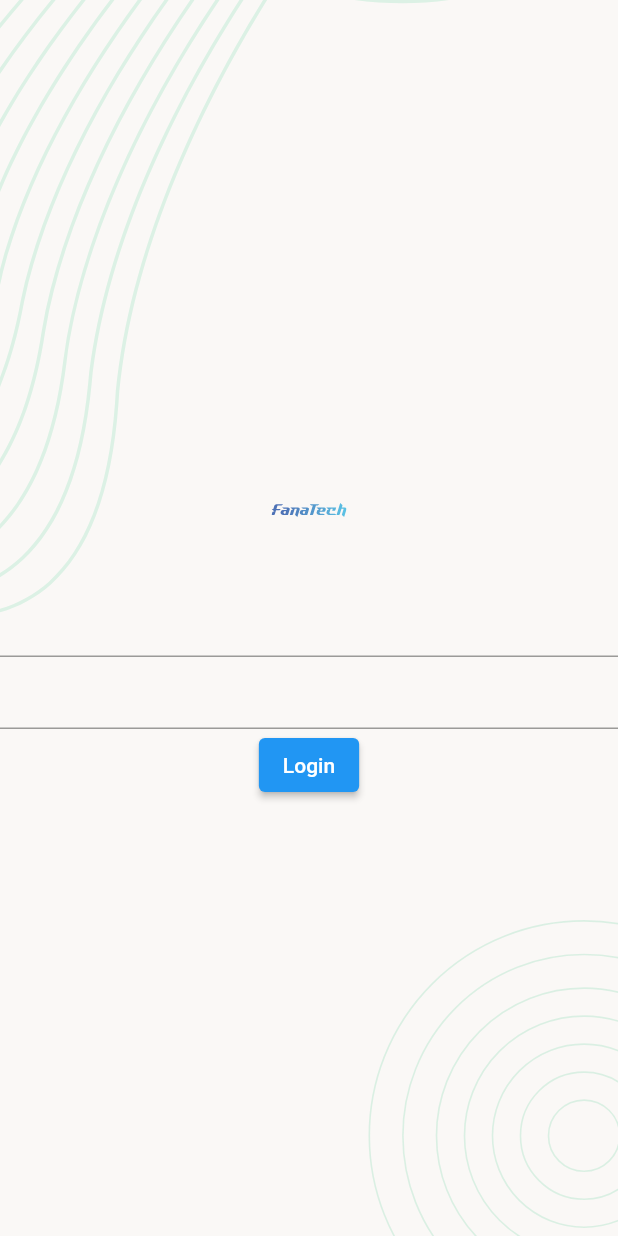
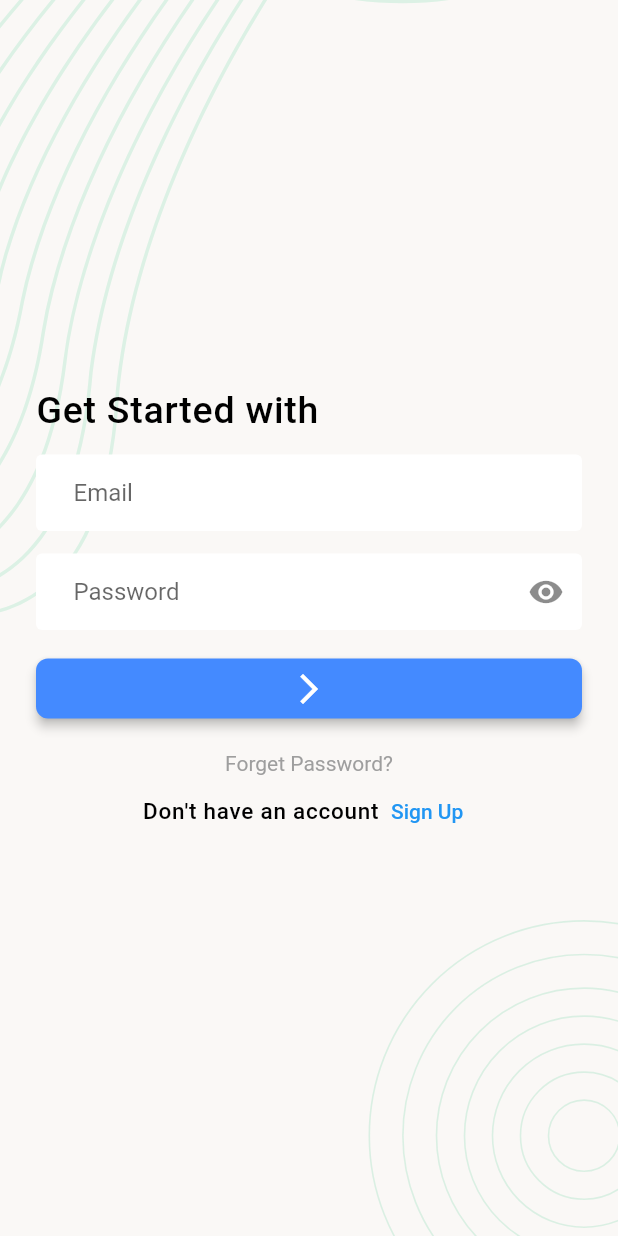
Before and after one commit to taufiqurSabbir/Task_manager, a Flutter app: the screen it shows after launch, on a phone screen of 412 x 824 dp. Run offline on Flutter 3.47's test engine with Material 2 defaults, Android fonts, the phone set to English and light mode, and no system bars; our stand-ins replace flutter_svg.

Commit message:
login screen

```diff
--- a/lib/UI/screens/loginScreen.dart
+++ b/lib/UI/screens/loginScreen.dart
@@ -1,7 +1,5 @@
 import 'package:flutter/material.dart';
-import 'package:flutter_svg/flutter_svg.dart';
-import 'package:task_managment/UI/utils/asset_utils.dart';
-
+import 'package:task_managment/UI/widget/screen_background.dart';
 
 class Login extends StatefulWidget {
   const Login({Key? key}) : super(key: key);
@@ -11,34 +9,83 @@ class Login extends StatefulWidget {
 }
 
 class _LoginState extends State<Login> {
+  bool password = true;
   @override
   Widget build(BuildContext context) {
     return Scaffold(
-          body: Stack(
+        body: screen_background(
+      child: SafeArea(
+        child: Padding(
+          padding: EdgeInsets.all(24.0),
+          child: Column(
+            mainAxisAlignment: MainAxisAlignment.center,
             children: [
-              SizedBox(
-                height: double.infinity,
-                width: double.infinity,
-                child: SvgPicture.asset(
-                  AssetUtils.BackgroundSVG,
-                  fit: BoxFit.fitHeight,
+              Padding(
+                padding: const EdgeInsets.only(bottom: 15.0),
+                child: Align(
+                  alignment: Alignment.topLeft,
+                  child: Text('Get Started with',
+                      style: Theme.of(context).textTheme.titleLarge),
                 ),
               ),
+              TextFormField(
+                decoration: const InputDecoration(hintText: 'Email'),
+              ),
+              SizedBox(
+                height: 15,
+              ),
+              TextFormField(
+                decoration: InputDecoration(
+                    hintText: 'Password',
+                    suffixIcon: IconButton(
+                        onPressed: () {
+                          password = false;
+                          setState(() {});
+                          Future.delayed(Duration(seconds: 1)).then((value) {
+                            password = true;
+                            setState(() {});
+                          });
+                        },
 
-              Column(
+                        icon: Icon(Icons.remove_red_eye))),
+                obscureText: password,
+              ),
+              SizedBox(
+                height: 15,
+              ),
+              SizedBox(
+                width: double.infinity,
+                child: ElevatedButton(
+                    onPressed: () {},
+                    child: const Icon(Icons.arrow_forward_ios_sharp)),
+              ),
+              Padding(
+                padding: const EdgeInsets.only(top: 18),
+                child: InkWell(
+                    onTap: () {},
+                    child: const Text(
+                      'Forget Password?',
+                      style: TextStyle(color: Colors.grey),
+                    )),
+              ),
+              Row(
                 mainAxisAlignment: MainAxisAlignment.center,
                 children: [
-                  SvgPicture.asset(
-                    AssetUtils.logoSvg,height: 100,width: 50,
+                  const Text(
+                    'Don\'t have an account',
+                    style: TextStyle(
+                        fontWeight: FontWeight.w500,
+                        color: Colors.black,
+                        fontSize: 15,
+                        letterSpacing: 0.5),
                   ),
-                  TextFormField(),
-                  TextFormField(),
-                  ElevatedButton(onPressed: (){}, child: Text('Login'))
+                  TextButton(onPressed: () {}, child: const Text('Sign Up'))
                 ],
-
               )
             ],
           ),
-    );
+        ),
+      ),
+    ));
   }
 }
--- a/lib/UI/screens/splash_screen.dart
+++ b/lib/UI/screens/splash_screen.dart
@@ -1,6 +1,7 @@
 import 'package:flutter/material.dart';
 import 'package:flutter_svg/flutter_svg.dart';
 import 'package:task_managment/UI/utils/asset_utils.dart';
+import 'package:task_managment/UI/widget/screen_background.dart';
 
 import 'loginScreen.dart';
 
@@ -32,25 +33,15 @@ class _Splash_screenState extends State<Splash_screen> {
   @override
   Widget build(BuildContext context) {
     return Scaffold(
-      body: Stack(
-        children: [
-          SizedBox(
-            width: double.infinity,
-            height: double.infinity,
-            child: SvgPicture.asset(
-              AssetUtils.BackgroundSVG,
-              fit: BoxFit.fitHeight,
-            ),
+      body: screen_background(
+        child: Center(
+          child: SvgPicture.asset(
+            AssetUtils.logoSvg,
+            width: 300,
+            fit: BoxFit.scaleDown,
           ),
-          Center(
-            child: SvgPicture.asset(
-              AssetUtils.logoSvg,
-              height: 50,
-              width: 80,
-            ),
-          )
-        ],
-      ),
+        ),
+      )
     );
   }
 }
--- /dev/null
+++ b/lib/UI/widget/screen_background.dart
@@ -0,0 +1,26 @@
+import 'package:flutter/material.dart';
+import 'package:flutter_svg/flutter_svg.dart';
+
+import '../utils/asset_utils.dart';
+
+class screen_background extends StatelessWidget {
+  final Widget child;
+  const screen_background({Key? key, required this.child}) : super(key: key);
+
+  @override
+  Widget build(BuildContext context) {
+    return Stack(
+      children: [
+        SizedBox(
+          height: double.infinity,
+          width: double.infinity,
+          child: SvgPicture.asset(
+            AssetUtils.BackgroundSVG,
+            fit: BoxFit.cover,
+          ),
+        ),
+        child
+      ],
+    );
+  }
+}
--- a/lib/app.dart
+++ b/lib/app.dart
@@ -10,13 +10,71 @@ class TaskManager extends StatelessWidget {
       debugShowCheckedModeBanner: false,
       title: 'Task Manager',
       theme: ThemeData(
-          brightness: Brightness.light
+          brightness: Brightness.light,
+          primaryColor: Colors.blueAccent,
+          primarySwatch: Colors.blue,
+          inputDecorationTheme: const InputDecorationTheme(
+            contentPadding: EdgeInsets.symmetric(horizontal: 25, vertical: 16),
+            filled: true,
+            fillColor: Colors.white,
+            border: OutlineInputBorder(borderSide: BorderSide.none),
+          ),
+          textTheme: TextTheme(
+            titleLarge: TextStyle(
+              fontWeight: FontWeight.w500,
+              fontSize: 25,
+              color: Colors.black,
+              letterSpacing: 0.5
+            )
+          ),
+          elevatedButtonTheme: ElevatedButtonThemeData(
+              style: ElevatedButton.styleFrom(
+                  backgroundColor: Colors.blueAccent,
+              padding: EdgeInsets.symmetric(vertical: 8),
+                elevation: 3,
+                shape: RoundedRectangleBorder(
+                  borderRadius: BorderRadius.circular(8)
+                )
+              )
+          )
       ),
-      darkTheme: ThemeData(
-          brightness: Brightness.dark
+
+
+
+      darkTheme: ThemeData(brightness: Brightness.dark,
+          primaryColor: Colors.black,
+          primarySwatch: Colors.blue,
+          inputDecorationTheme: const InputDecorationTheme(
+            contentPadding: EdgeInsets.symmetric(horizontal: 25, vertical: 16),
+            filled: true,
+            fillColor: Colors.white,
+            hintStyle:  TextStyle(color: Colors.grey),
+            border: OutlineInputBorder(borderSide: BorderSide.none),
+          ),
+          textTheme: TextTheme(
+              titleLarge: TextStyle(
+                  fontWeight: FontWeight.w500,
+                  fontSize: 25,
+                  color: Colors.black,
+                  letterSpacing: 0.5
+              )
+          ),
+          elevatedButtonTheme: ElevatedButtonThemeData(
+              style: ElevatedButton.styleFrom(
+                  backgroundColor: Colors.blueAccent,
+                  padding: EdgeInsets.symmetric(vertical: 8),
+                  elevation: 3,
+                  shape: RoundedRectangleBorder(
+                      borderRadius: BorderRadius.circular(8)
+                  )
+              )
+          )
+
+
+
       ),
       themeMode: ThemeMode.light,
-      home: Splash_screen(),
+      home: const Splash_screen(),
     );
   }
 }
```
